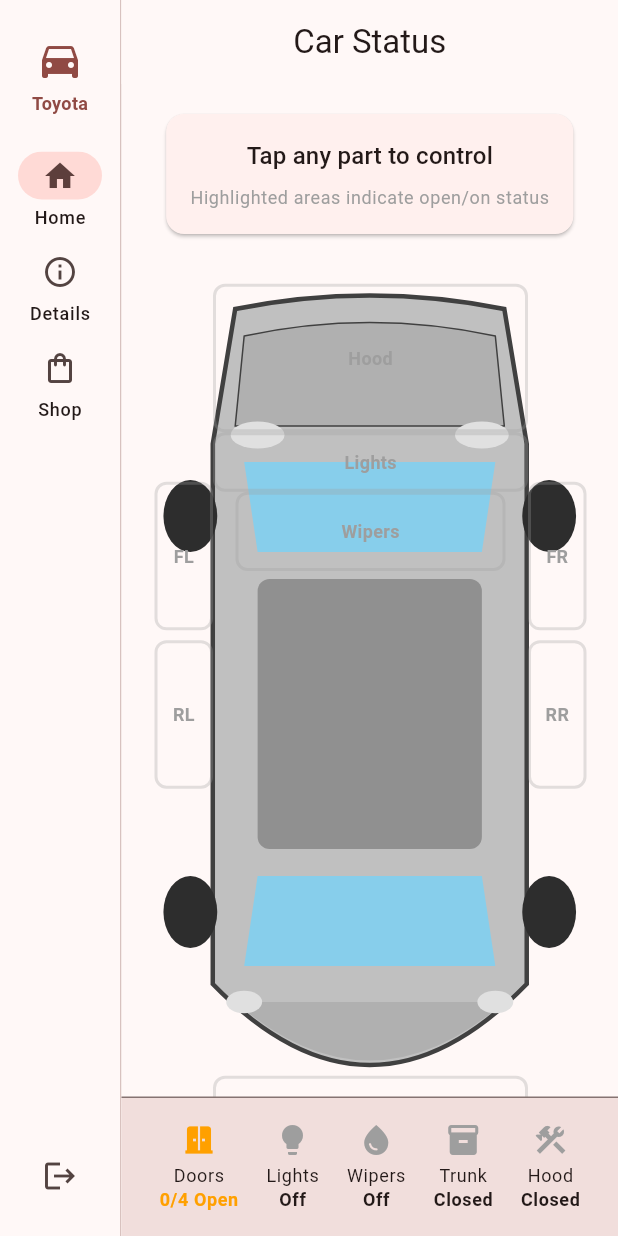
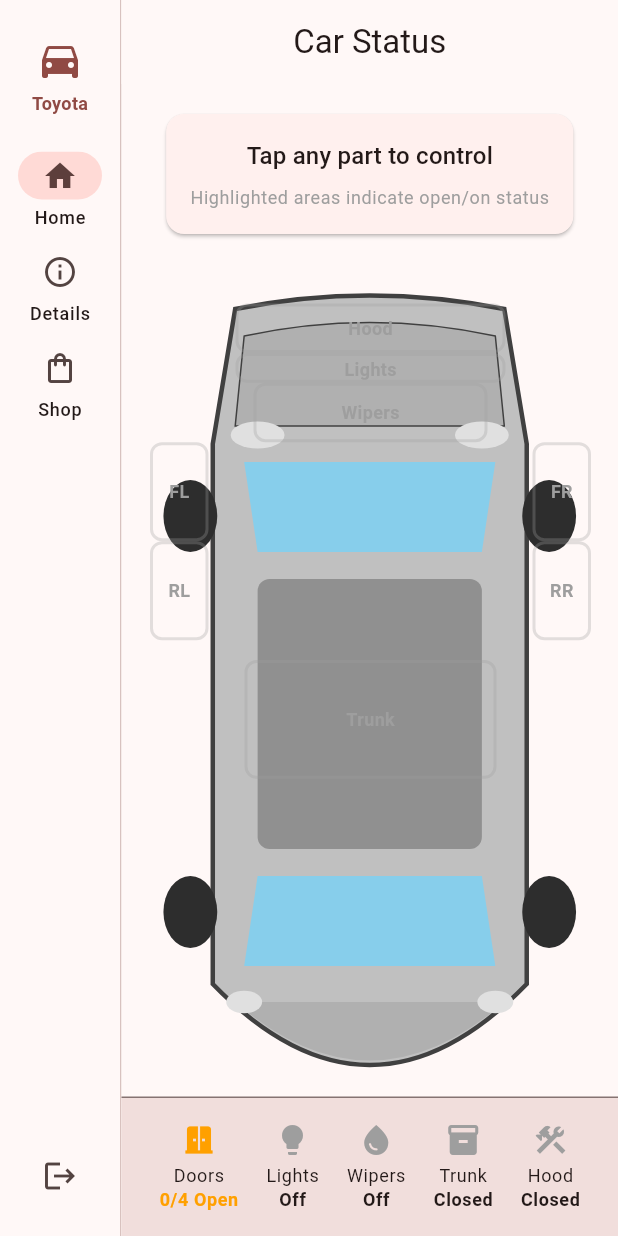
Before and after one commit to joelbrostrom/interactive_car_demo, a Flutter app: the screen it shows once a user with an empty profile is signed in, on a phone screen of 412 x 824 dp. Run offline on Flutter 3.47's test engine with Material 3 defaults, Android fonts, the light colour scheme and no system bars; our stand-ins replace supabase_flutter; accounts and stored records are empty; network calls fail.

Commit message:
Manually adjust alignment of interactive car components

```diff
--- a/lib/main.dart
+++ b/lib/main.dart
@@ -1,11 +1,11 @@
 import 'package:flutter/material.dart';
 import 'package:supabase_flutter/supabase_flutter.dart';
 
+import 'auth/auth_page.dart';
+import 'details/car_details_page.dart';
+import 'home/car_status_page.dart';
+import 'shop/shop_page.dart';
 import 'supabase_config.dart';
-import 'auth/auth_page.dart';
-import 'home/car_status_page.dart';
-import 'details/car_details_page.dart';
-import 'shop/shop_page.dart';
 
 Future<void> main() async {
   WidgetsFlutterBinding.ensureInitialized();
@@ -35,27 +35,52 @@ class MainApp extends StatelessWidget {
   }
 }
 
-class AuthGate extends StatelessWidget {
+class AuthGate extends StatefulWidget {
   const AuthGate({super.key});
 
   @override
+  State<AuthGate> createState() => _AuthGateState();
+}
+
+class _AuthGateState extends State<AuthGate> {
+  bool _isLoading = true;
+  Session? _session;
+
+  @override
+  void initState() {
+    super.initState();
+    _initSession();
+
+    supabase.auth.onAuthStateChange.listen((data) {
+      if (mounted) {
+        setState(() {
+          _session = data.session;
+          _isLoading = false;
+        });
+      }
+    });
+  }
+
+  Future<void> _initSession() async {
+    await Future.delayed(Duration.zero);
+    if (mounted) {
+      setState(() {
+        _session = supabase.auth.currentSession;
+        _isLoading = false;
+      });
+    }
+  }
+
+  @override
   Widget build(BuildContext context) {
-    return StreamBuilder<AuthState>(
-      stream: supabase.auth.onAuthStateChange,
-      builder: (context, snapshot) {
-        if (snapshot.connectionState == ConnectionState.waiting) {
-          return const Scaffold(
-            body: Center(child: CircularProgressIndicator()),
-          );
-        }
+    if (_isLoading) {
+      return const Scaffold(body: Center(child: CircularProgressIndicator()));
+    }
 
-        final session = snapshot.data?.session;
-        if (session != null) {
-          return const AppShell();
-        }
-        return const AuthPage();
-      },
-    );
+    if (_session != null) {
+      return const AppShell();
+    }
+    return const AuthPage();
   }
 }
 
--- a/lib/widgets/interactive_car.dart
+++ b/lib/widgets/interactive_car.dart
@@ -75,80 +75,80 @@ class InteractiveCar extends StatelessWidget {
                 ),
                 // Hood zone (top)
                 _buildTappableZone(
-                  left: carWidth * 0.15,
-                  top: carHeight * 0.02,
-                  width: carWidth * 0.7,
-                  height: carHeight * 0.15,
+                  left: carWidth * 0.20,
+                  top: carHeight * 0.04,
+                  width: carWidth * 0.60,
+                  height: carHeight * 0.05,
                   part: CarPart.hood,
                   isActive: status.hood,
                   label: 'Hood',
                 ),
-                // Lights zone
+                // Lights zone (headlights)
                 _buildTappableZone(
-                  left: carWidth * 0.15,
-                  top: carHeight * 0.17,
-                  width: carWidth * 0.7,
-                  height: carHeight * 0.06,
+                  left: carWidth * 0.20,
+                  top: carHeight * 0.09,
+                  width: carWidth * 0.60,
+                  height: carHeight * 0.030,
                   part: CarPart.lights,
                   isActive: status.lights,
                   label: 'Lights',
                 ),
                 // Wipers zone (windshield area)
                 _buildTappableZone(
-                  left: carWidth * 0.2,
-                  top: carHeight * 0.23,
-                  width: carWidth * 0.6,
-                  height: carHeight * 0.08,
+                  left: carWidth * 0.24,
+                  top: carHeight * 0.12,
+                  width: carWidth * 0.52,
+                  height: carHeight * 0.06,
                   part: CarPart.wipers,
                   isActive: status.wipers,
                   label: 'Wipers',
                 ),
-                // Front left door (aligned with front wheels at 0.28)
+                // Front left door (aligned with front wheel at 0.28)
                 _buildTappableZone(
-                  left: carWidth * 0.02,
-                  top: carHeight * 0.22,
+                  left: carWidth * 0.01,
+                  top: carHeight * 0.18,
                   width: carWidth * 0.13,
-                  height: carHeight * 0.15,
+                  height: carHeight * 0.10,
                   part: CarPart.frontLeftDoor,
                   isActive: status.frontLeftDoor,
                   label: 'FL',
                 ),
                 // Front right door
                 _buildTappableZone(
-                  left: carWidth * 0.85,
-                  top: carHeight * 0.22,
+                  left: carWidth * 0.86,
+                  top: carHeight * 0.18,
                   width: carWidth * 0.13,
-                  height: carHeight * 0.15,
+                  height: carHeight * 0.10,
                   part: CarPart.frontRightDoor,
                   isActive: status.frontRightDoor,
                   label: 'FR',
                 ),
-                // Rear left door (aligned with rear wheels at 0.72)
+                // Rear left door (next to rear wheel)
                 _buildTappableZone(
-                  left: carWidth * 0.02,
-                  top: carHeight * 0.38,
+                  left: carWidth * 0.01,
+                  top: carHeight * 0.28,
                   width: carWidth * 0.13,
-                  height: carHeight * 0.15,
+                  height: carHeight * 0.10,
                   part: CarPart.rearLeftDoor,
                   isActive: status.rearLeftDoor,
                   label: 'RL',
                 ),
                 // Rear right door
                 _buildTappableZone(
-                  left: carWidth * 0.85,
-                  top: carHeight * 0.38,
+                  left: carWidth * 0.86,
+                  top: carHeight * 0.28,
                   width: carWidth * 0.13,
-                  height: carHeight * 0.15,
+                  height: carHeight * 0.10,
                   part: CarPart.rearRightDoor,
                   isActive: status.rearRightDoor,
                   label: 'RR',
                 ),
                 // Trunk zone (bottom)
                 _buildTappableZone(
-                  left: carWidth * 0.15,
-                  top: carHeight * 0.82,
-                  width: carWidth * 0.7,
-                  height: carHeight * 0.15,
+                  left: carWidth * 0.22,
+                  top: carHeight * 0.40,
+                  width: carWidth * 0.56,
+                  height: carHeight * 0.12,
                   part: CarPart.trunk,
                   isActive: status.trunk,
                   label: 'Trunk',
@@ -397,16 +397,16 @@ class CarPainter extends CustomPainter {
 
     // Door indicators when open
     if (status.frontLeftDoor) {
-      _drawOpenDoor(canvas, Offset(w * 0.05, h * 0.25), -0.3, w * 0.15);
+      _drawOpenDoor(canvas, Offset(w * 0.00, h * 0.35), -0.3, w * 0.15);
     }
     if (status.frontRightDoor) {
-      _drawOpenDoor(canvas, Offset(w * 0.95, h * 0.25), 0.3, w * 0.15);
+      _drawOpenDoor(canvas, Offset(w * 0.85, h * 0.32), 0.3, w * 0.15);
     }
     if (status.rearLeftDoor) {
-      _drawOpenDoor(canvas, Offset(w * 0.05, h * 0.42), -0.3, w * 0.15);
+      _drawOpenDoor(canvas, Offset(w * 0.00, h * 0.60), -0.3, w * 0.15);
     }
     if (status.rearRightDoor) {
-      _drawOpenDoor(canvas, Offset(w * 0.95, h * 0.42), 0.3, w * 0.15);
+      _drawOpenDoor(canvas, Offset(w * 0.85, h * 0.58), 0.3, w * 0.15);
     }
     if (status.hood) {
       _drawOpenHood(canvas, w, h);
```
